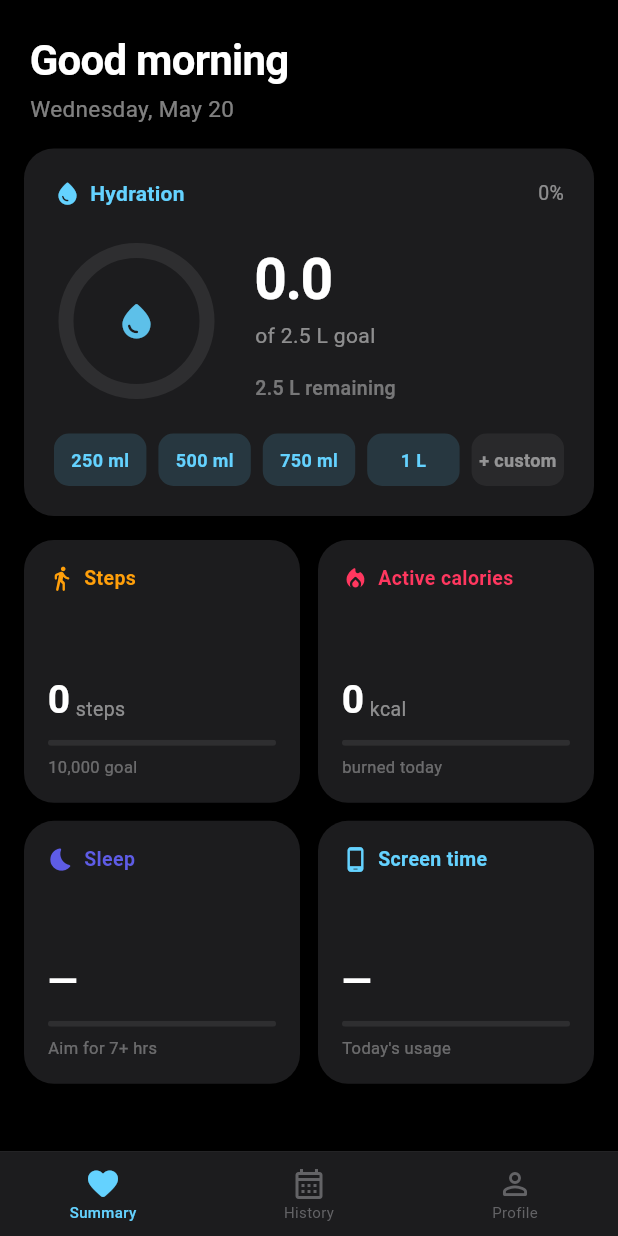
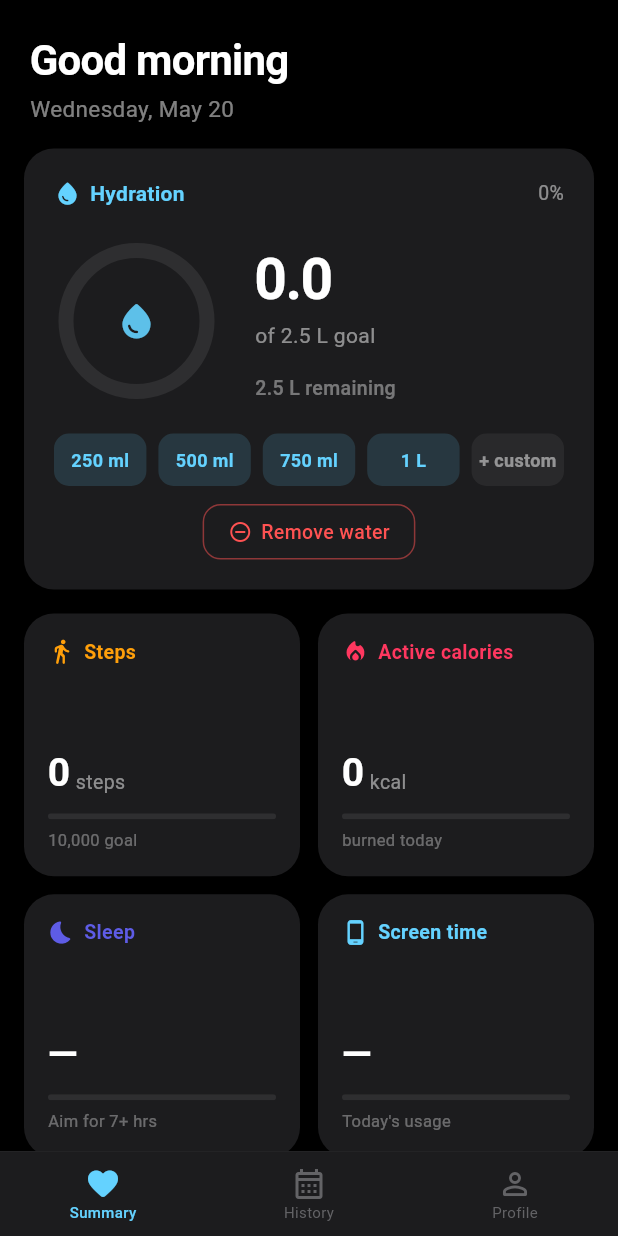
Before and after one commit to ayush6447/Hydralog, a Flutter app: the screen it shows once a user with an empty profile is signed in, on a phone screen of 412 x 824 dp. Run offline on Flutter 3.47's test engine with Material 3 defaults, Android fonts, the phone set to English and light mode, and no system bars; our stand-ins replace cloud_firestore, firebase_auth, firebase_core, flutter_local_notifications, flutter_timezone, google_sign_in and 3 more; missing offline and left inert: health; accounts and stored records are empty; statements that could not run were skipped.

Commit message:
feat: integrate flutter_timezone for improved notification scheduling and add remove water functionality

```diff
--- a/lib/main.dart
+++ b/lib/main.dart
@@ -15,8 +15,7 @@ void main() async {
   WidgetsFlutterBinding.ensureInitialized();
   await Firebase.initializeApp();
   await NotificationService.initialize();
-  await NotificationService.cancelAllNotifications();
-  await NotificationService.scheduleDailyRandomReminders();
+  await NotificationService.scheduleDailyReminders();
 
   // Force dark status bar icons (white text on dark bg)
   SystemChrome.setSystemUIOverlayStyle(const SystemUiOverlayStyle(
--- a/lib/screens/dashboard_screen.dart
+++ b/lib/screens/dashboard_screen.dart
@@ -338,7 +338,56 @@ class _SummaryRingCardState extends State<_SummaryRingCard> {
               ),
             ],
           ),
+          const SizedBox(height: 12),
+
+          // Remove water button
+          Center(
+            child: GestureDetector(
+              onTap: _showRemoveDialog,
+              child: Container(
+                padding: const EdgeInsets.symmetric(horizontal: 16, vertical: 8),
+                decoration: BoxDecoration(
+                  border: Border.all(color: Colors.redAccent.withOpacity(0.5)),
+                  borderRadius: BorderRadius.circular(12),
+                ),
+                child: const Row(
+                  mainAxisSize: MainAxisSize.min,
+                  children: [
+                    Icon(Icons.remove_circle_outline, color: Colors.redAccent, size: 16),
+                    SizedBox(width: 6),
+                    Text('Remove water',
+                        style: TextStyle(
+                            color: Colors.redAccent,
+                            fontSize: 13,
+                            fontWeight: FontWeight.w500)),
+                  ],
+                ),
+              ),
+            ),
+          ),
         ],
+      ),
+    );
+  }
+
+  Future<void> _showRemoveDialog() async {
+    await showDialog(
+      context: context,
+      builder: (_) => AlertDialog(
+        backgroundColor: const Color(0xFF1C1C1E),
+        title: const Text('Remove Water',
+            style: TextStyle(color: Colors.white)),
+        content: Column(
+          mainAxisSize: MainAxisSize.min,
+          children: [250, 500, 750].map((ml) => ListTile(
+            leading: const Icon(Icons.remove_circle_outline, color: Colors.redAccent),
+            title: Text('$ml ml', style: const TextStyle(color: Colors.white)),
+            onTap: () {
+              widget.provider.removeWater(ml);
+              Navigator.pop(context);
+            },
+          )).toList(),
+        ),
       ),
     );
   }
--- a/lib/services/notification_service.dart
+++ b/lib/services/notification_service.dart
@@ -3,6 +3,7 @@ import 'package:flutter_local_notifications/flutter_local_notifications.dart';
 import 'package:timezone/timezone.dart' as tz;
 import 'package:timezone/data/latest.dart' as tzdata;
 import 'package:permission_handler/permission_handler.dart';
+import 'package:flutter_timezone/flutter_timezone.dart';
 
 class NotificationService {
   static final FlutterLocalNotificationsPlugin _notificationsPlugin =
@@ -11,18 +12,19 @@ class NotificationService {
   // Waking hours window: 7 AM to 10 PM
   static const int _startHour = 7;
   static const int _endHour = 22;
+  static const int _notificationCount = 12;
 
   static Future<void> initialize() async {
     await _requestNotificationPermission();
 
     tzdata.initializeTimeZones();
 
-    // Use device local timezone instead of hardcoded India timezone
-    final String localTimeZoneName = DateTime.now().timeZoneName;
+    // Use flutter_timezone for reliable IANA timezone name (e.g. "Asia/Kolkata")
+    final timeZoneInfo = await FlutterTimezone.getLocalTimezone();
+    final String timeZoneName = timeZoneInfo.toString();
     try {
-      tz.setLocalLocation(tz.getLocation(localTimeZoneName));
+      tz.setLocalLocation(tz.getLocation(timeZoneName));
     } catch (_) {
-      // Fallback to UTC if timezone name can't be resolved
       tz.setLocalLocation(tz.UTC);
     }
 
@@ -44,17 +46,19 @@ class NotificationService {
     }
   }
 
-  /// Schedule 8 daily hydration reminders spread across waking hours (7 AM – 10 PM)
-  static Future<void> scheduleDailyRandomReminders() async {
+  /// Schedule 12 daily hydration reminders spread across waking hours (7 AM - 10 PM).
+  /// These run until the daily goal is completed, at which point [cancelAllNotifications] should be called.
+  static Future<void> scheduleDailyReminders() async {
+    // Cancel any existing ones first
+    await _notificationsPlugin.cancelAll();
+
     final now = tz.TZDateTime.now(tz.local);
     final random = Random();
 
-    const int notificationCount = 8;
     final int totalMinutes = (_endHour - _startHour) * 60;
-    final int windowPerSlot = totalMinutes ~/ notificationCount;
+    final int windowPerSlot = totalMinutes ~/ _notificationCount;
 
-    for (int i = 0; i < notificationCount; i++) {
-      // Each reminder gets its own time slot to spread them evenly
+    for (int i = 0; i < _notificationCount; i++) {
       final int slotStart = _startHour * 60 + i * windowPerSlot;
       final int randomOffset = random.nextInt(windowPerSlot);
       final int totalMinute = slotStart + randomOffset;
@@ -70,7 +74,7 @@ class NotificationService {
 
       await _notificationsPlugin.zonedSchedule(
         i,
-        '💧 Time to Hydrate!',
+        'Hydration Reminder',
         _randomMessage(random),
         scheduledTime,
         const NotificationDetails(
@@ -91,25 +95,32 @@ class NotificationService {
         androidScheduleMode: AndroidScheduleMode.inexactAllowWhileIdle,
         uiLocalNotificationDateInterpretation:
             UILocalNotificationDateInterpretation.wallClockTime,
-        matchDateTimeComponents: DateTimeComponents.time,
       );
     }
   }
 
   static String _randomMessage(Random random) {
     const messages = [
-      'Your body is 60% water — keep it topped up! 💧',
-      'Small sips, big difference. Drink up! 🥤',
-      'Hydration check! How\'s your water intake?',
-      'Stay focused, stay hydrated. Time for a glass!',
-      'Water break! Your future self will thank you.',
-      'Feeling tired? Water might be the fix 💧',
-      'Don\'t forget to drink water today!',
-      'Your plants need water. So do you 🌱',
+      'A glass of water now keeps fatigue away. You got this.',
+      'Your body is working hard for you. Return the favour with some water.',
+      'Small sips add up to big results. Take one now.',
+      'Staying hydrated sharpens your focus. Pour yourself a glass.',
+      'Water fuels every cell in your body. Keep the engine running.',
+      'Dehydration slows you down. A quick drink puts you back on track.',
+      'Think of water as liquid motivation. Time for a refill.',
+      'The best investment in yourself today costs nothing. Drink water.',
+      'Champions stay hydrated. You are no exception.',
+      'Progress is built one glass at a time. Add another.',
+      'Your mind works better when hydrated. Give it what it needs.',
+      'Consistency wins. Another glass, another step toward your goal.',
+      'Great things start with simple habits. Drink up.',
+      'You are closer to your goal than you think. Keep sipping.',
+      'Water is the simplest upgrade you can give yourself right now.',
     ];
     return messages[random.nextInt(messages.length)];
   }
 
+  /// Call this when the user reaches their daily water goal to stop further reminders.
   static Future<void> cancelAllNotifications() async {
     await _notificationsPlugin.cancelAll();
   }
--- a/pubspec.yaml
+++ b/pubspec.yaml
@@ -32,6 +32,7 @@ dependencies:
 
   # Health data — HealthKit (iOS) + Health Connect (Android)
   health: ^13.3.1
+  flutter_timezone: ^5.0.2
 
 dev_dependencies:
   flutter_launcher_icons: ^0.13.1
```
Also changed, not shown: lib/providers/water_provider.dart (+10 -0 lines), lib/screens/home_screen.dart (+11 -7 lines), pubspec.lock, 5 other files.
